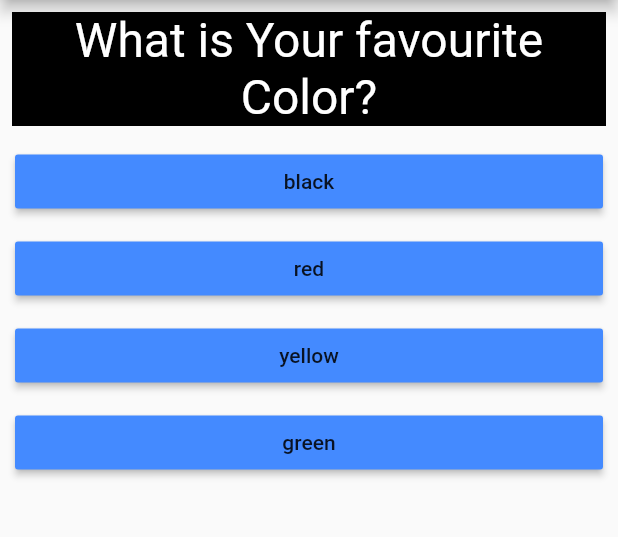
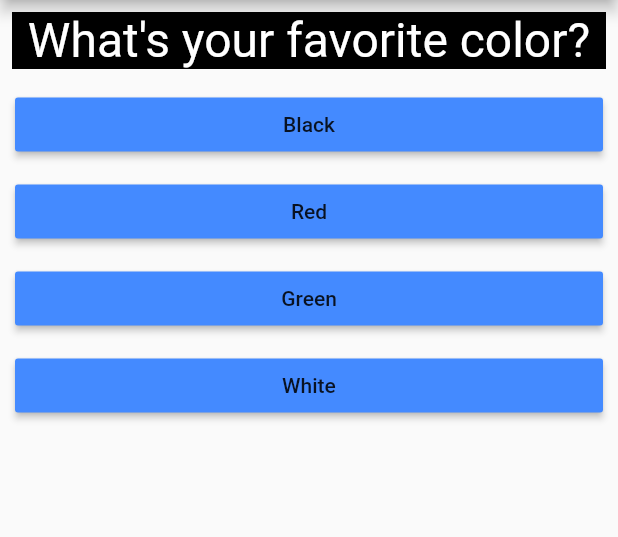
Before and after one commit to ahmedsamir9/Quiz-App-, a Flutter app: the screen it shows after launch, on a phone screen of 412 x 824 dp, the part 84-621 px from its top. Run offline on Flutter 3.47's test engine with Material 2 defaults, Android fonts, the phone set to English and light mode, and no system bars; missing offline and left inert: dart:ffi.

Commit message:
Complete the app

```diff
--- a/lib/Utils/Constants.dart
+++ b/lib/Utils/Constants.dart
@@ -1,5 +1,8 @@
 
 class Constants{
-  static const String QUESTION_NAME_KEY = "Question";
-  static const String QUESTION_ANSWER_KEY = "Answer";
+  static const String QUESTION_NAME_KEY = "questionText";
+  static const String QUESTION_ANSWER_KEY = "answers";
+  static const String QUESTION_ANSWER_NAME= "text";
+  static const String QUESTION_ANSWER_SCORE = "score";
+
 }
--- a/lib/main.dart
+++ b/lib/main.dart
@@ -1,6 +1,7 @@
 import 'package:first_app/Answer.dart';
 import 'package:first_app/Question.dart';
 import 'package:first_app/Utils/Constants.dart';
+import 'package:first_app/result.dart';
 import 'package:flutter/material.dart';
 
 void main() {
@@ -14,19 +15,34 @@ class MyApp extends StatefulWidget{
 
 }
 class _MyAPPState extends State<MyApp> {
-
-  var _questionList = [
+  var totalScore =0;
+  final _questionList =const  [
     {
-      "Question":"What is Your favourite Color?",
-      "Answer":["black","red","yellow","green"]
+      'questionText': 'What\'s your favorite color?',
+      'answers': [
+        {'text': 'Black', 'score': 10},
+        {'text': 'Red', 'score': 5},
+        {'text': 'Green', 'score': 3},
+        {'text': 'White', 'score': 1},
+      ],
     },
     {
-      "Question":"What is Your favourite Animal?",
-      "Answer":["Duck","Dog","Cat"]
+      'questionText': 'What\'s your favorite animal?',
+      'answers': [
+        {'text': 'Rabbit', 'score': 3},
+        {'text': 'Snake', 'score': 11},
+        {'text': 'Elephant', 'score': 5},
+        {'text': 'Lion', 'score': 9},
+      ],
     },
     {
-      "Question":"Do you love me ?",
-      "Answer":["Do U","Do U","Do U"]
+      'questionText': 'Who\'s your favorite instructor?',
+      'answers': [
+        {'text': 'Max', 'score': 1},
+        {'text': 'Max', 'score': 1},
+        {'text': 'Max', 'score': 1},
+        {'text': 'Max', 'score': 1},
+      ],
     },
   ];
   var _questionNumber= 0;
@@ -35,24 +51,32 @@ class _MyAPPState extends State<MyApp> {
     // TODO: implement build
     return MaterialApp(home: Scaffold(
       appBar: AppBar(title: Text("First App"),),
-    body: Column(
+    body: _questionNumber < _questionList.length ?Column(
       children: [
         Question(_questionList[_questionNumber][Constants.QUESTION_NAME_KEY]),
-        ...(_questionList[_questionNumber][Constants.QUESTION_ANSWER_KEY] as List<String>).map((answer) {
-          return Answer(printAnswer, answer);
+        ...(_questionList[_questionNumber][Constants.QUESTION_ANSWER_KEY] as List<Map<String, Object>>).map((answer) {
+        return Answer(()=>printAnswer(answer[Constants.QUESTION_ANSWER_SCORE]as int), answer[Constants.QUESTION_ANSWER_NAME]);
         }
         ),
 
       ],
-    ),
+    ):Result(totalScore, restartGame),
     ),
     );
   }
-  void printAnswer(){
-      if(_questionNumber < 1){
+  void printAnswer(int score){
+    totalScore+=score;
+      if(_questionNumber < _questionList.length){
         setState(() {
           _questionNumber++;
         });
       }
   }
+  void restartGame(){
+    setState(() {
+      _questionNumber =0;
+      totalScore =0;
+    });
+
+  }
 }
```
Also changed, not shown: lib/result.dart (added, +44 -0 lines).
